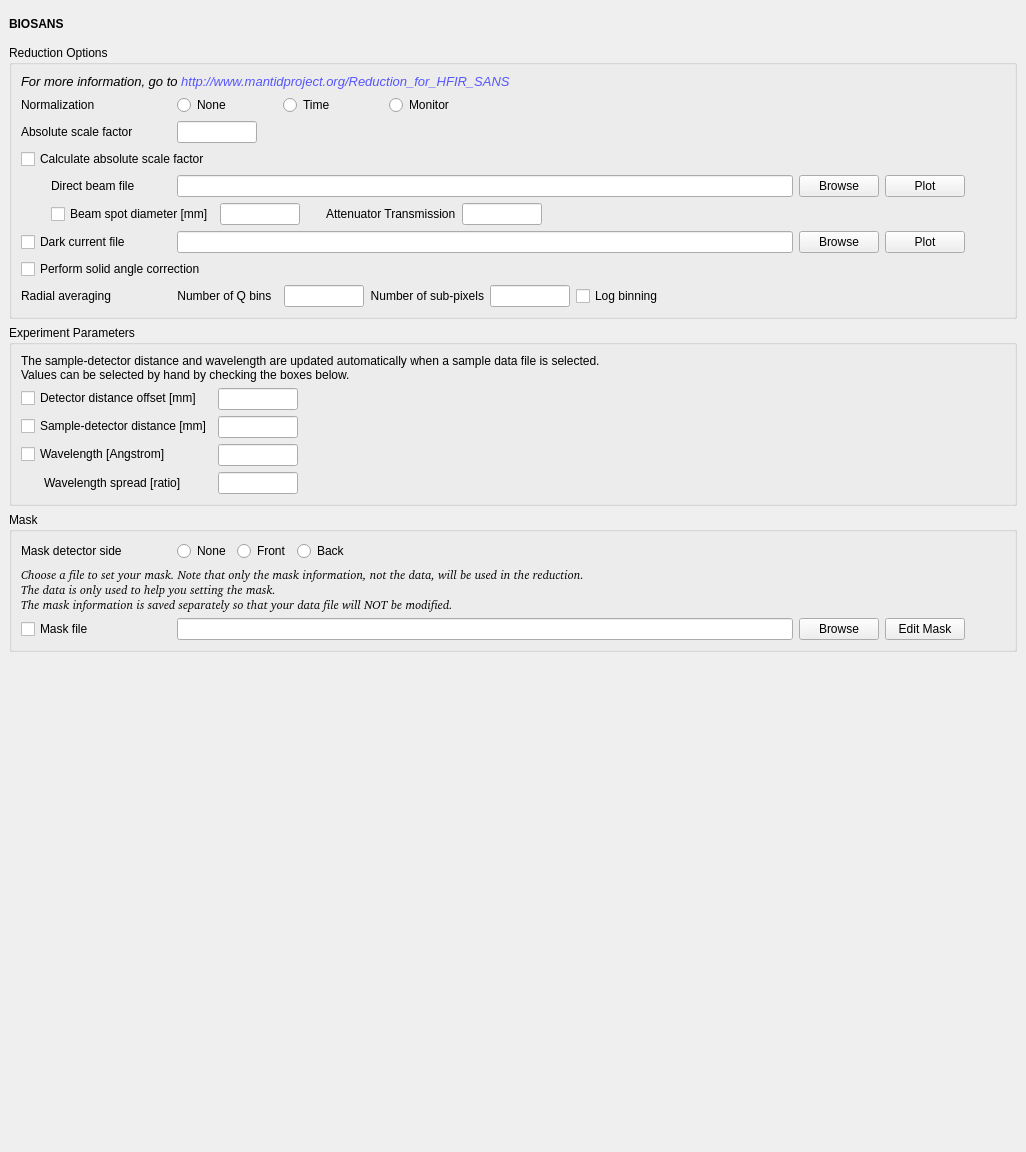
Old version of the form Code/Mantid/scripts/Interface/ui/sans/hfir_instrument.ui in the repository mantidproject/mantid.
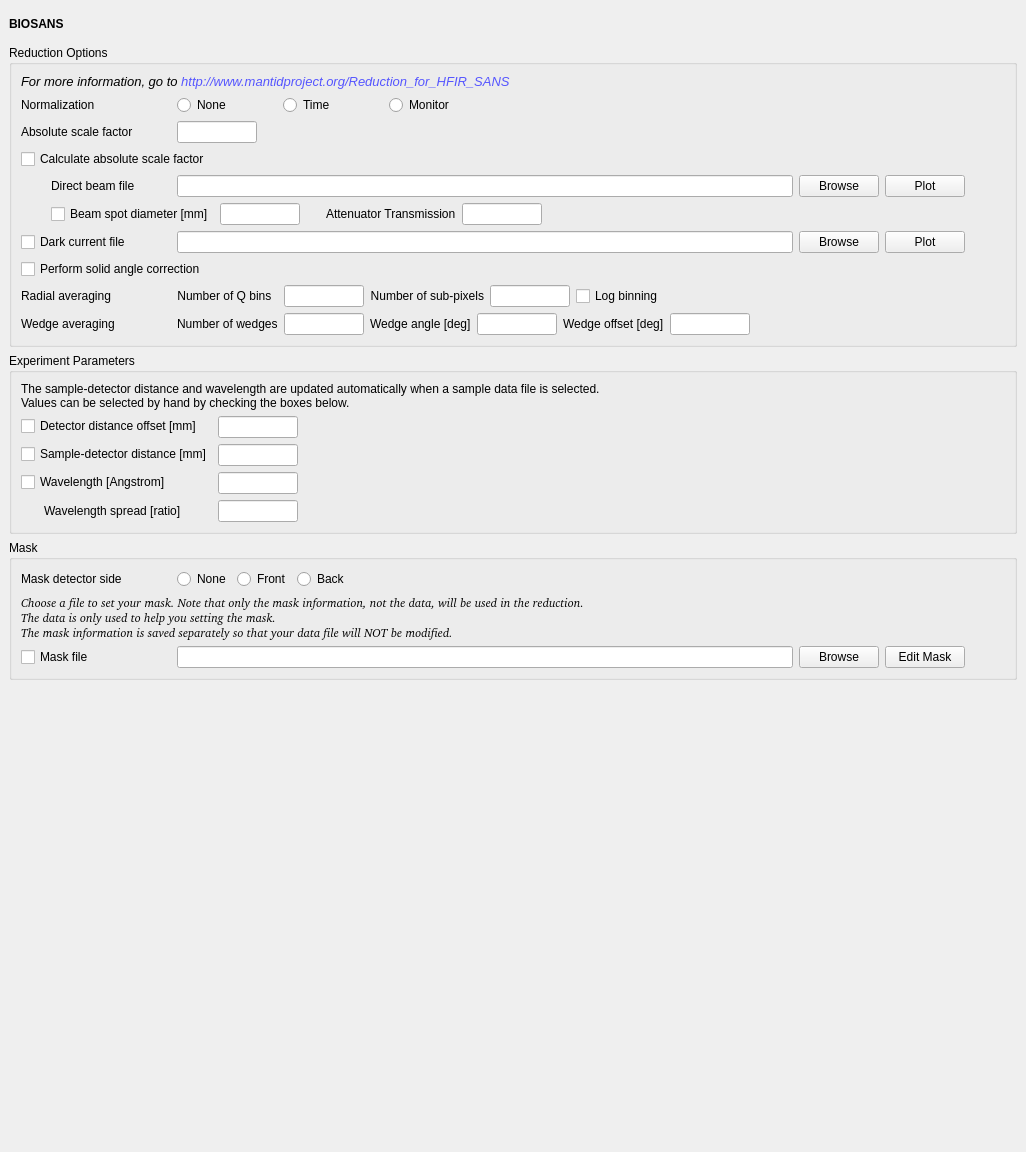
New version of the form.

Commit message: Re #10567 Add wedge option

```diff
--- a/Code/Mantid/scripts/Interface/ui/sans/hfir_instrument.ui
+++ b/Code/Mantid/scripts/Interface/ui/sans/hfir_instrument.ui
@@ -834,6 +834,156 @@
             </item>
            </layout>
           </item>
+          <item>
+           <layout class="QHBoxLayout" name="horizontalLayout_3">
+            <item>
+             <widget class="QLabel" name="label_7">
+              <property name="sizePolicy">
+               <sizepolicy hsizetype="Preferred" vsizetype="Fixed">
+                <horstretch>0</horstretch>
+                <verstretch>0</verstretch>
+               </sizepolicy>
+              </property>
+              <property name="minimumSize">
+               <size>
+                <width>150</width>
+                <height>0</height>
+               </size>
+              </property>
+              <property name="text">
+               <string>Wedge averaging</string>
+              </property>
+             </widget>
+            </item>
+            <item>
+             <widget class="QLabel" name="label_8">
+              <property name="sizePolicy">
+               <sizepolicy hsizetype="Preferred" vsizetype="Fixed">
+                <horstretch>0</horstretch>
+                <verstretch>0</verstretch>
+               </sizepolicy>
+              </property>
+              <property name="maximumSize">
+               <size>
+                <width>150</width>
+                <height>16777215</height>
+               </size>
+              </property>
+              <property name="text">
+               <string>Number of wedges</string>
+              </property>
+             </widget>
+            </item>
+            <item>
+             <widget class="QLineEdit" name="n_wedges_edit">
+              <property name="minimumSize">
+               <size>
+                <width>80</width>
+                <height>0</height>
+               </size>
+              </property>
+              <property name="maximumSize">
+               <size>
+                <width>80</width>
+                <height>16777215</height>
+               </size>
+              </property>
+              <property name="toolTip">
+               <string>Enter the number of wedges to calculate.</string>
+              </property>
+             </widget>
+            </item>
+            <item>
+             <widget class="QLabel" name="label_9">
+              <property name="sizePolicy">
+               <sizepolicy hsizetype="Preferred" vsizetype="Fixed">
+                <horstretch>0</horstretch>
+                <verstretch>0</verstretch>
+               </sizepolicy>
+              </property>
+              <property name="maximumSize">
+               <size>
+                <width>150</width>
+                <height>16777215</height>
+               </size>
+              </property>
+              <property name="text">
+               <string>Wedge angle [deg]</string>
+              </property>
+             </widget>
+            </item>
+            <item>
+             <widget class="QLineEdit" name="wedge_angle_edit">
+              <property name="minimumSize">
+               <size>
+                <width>80</width>
+                <height>0</height>
+               </size>
+              </property>
+              <property name="maximumSize">
+               <size>
+                <width>80</width>
+                <height>16777215</height>
+               </size>
+              </property>
+              <property name="toolTip">
+               <string>Enter the angular opening of each wedge, in degrees.</string>
+              </property>
+             </widget>
+            </item>
+            <item>
+             <widget class="QLabel" name="label_11">
+              <property name="sizePolicy">
+               <sizepolicy hsizetype="Preferred" vsizetype="Fixed">
+                <horstretch>0</horstretch>
+                <verstretch>0</verstretch>
+               </sizepolicy>
+              </property>
+              <property name="maximumSize">
+               <size>
+                <width>150</width>
+                <height>16777215</height>
+               </size>
+              </property>
+              <property name="text">
+               <string>Wedge offset [deg]</string>
+              </property>
+             </widget>
+            </item>
+            <item>
+             <widget class="QLineEdit" name="wedge_offset_edit">
+              <property name="minimumSize">
+               <size>
+                <width>80</width>
+                <height>0</height>
+               </size>
+              </property>
+              <property name="maximumSize">
+               <size>
+                <width>80</width>
+                <height>16777215</height>
+               </size>
+              </property>
+              <property name="toolTip">
+               <string>Enter an angular offset for the wedges, in degrees.</string>
+              </property>
+             </widget>
+            </item>
+            <item>
+             <spacer name="horizontalSpacer_8">
+              <property name="orientation">
+               <enum>Qt::Horizontal</enum>
+              </property>
+              <property name="sizeHint" stdset="0">
+               <size>
+                <width>40</width>
+                <height>20</height>
+               </size>
+              </property>
+             </spacer>
+            </item>
+           </layout>
+          </item>
          </layout>
         </widget>
        </item>
```
The commit also changes 8 other files.
